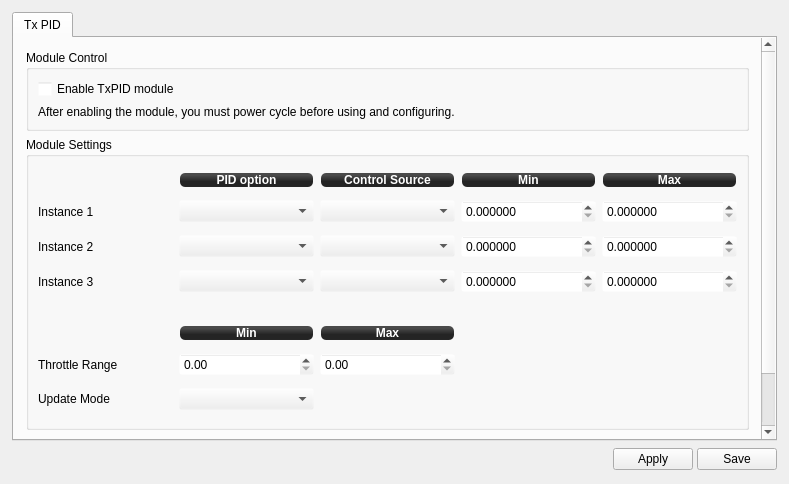
Above: ground/gcs/src/plugins/config/txpid.ui from d-ronin/dRonin before the change. Below: the same form after it.
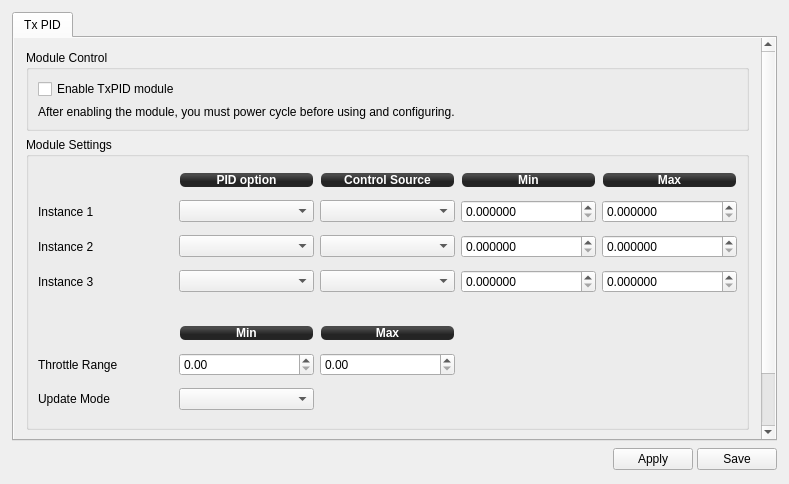
That is the form after the change. Icons and pictures are not drawn.

Commit message: gcs, txpidwidget: Remove superfluous markup.

What changed in the file:
```diff
--- a/ground/gcs/src/plugins/config/txpid.ui
+++ b/ground/gcs/src/plugins/config/txpid.ui
@@ -38,70 +38,6 @@
        </property>
        <item>
         <widget class="QScrollArea" name="scrollArea">
-         <property name="palette">
-          <palette>
-           <active>
-            <colorrole role="Base">
-             <brush brushstyle="SolidPattern">
-              <color alpha="255">
-               <red>255</red>
-               <green>255</green>
-               <blue>255</blue>
-              </color>
-             </brush>
-            </colorrole>
-            <colorrole role="Window">
-             <brush brushstyle="SolidPattern">
-              <color alpha="0">
-               <red>232</red>
-               <green>232</green>
-               <blue>232</blue>
-              </color>
-             </brush>
-            </colorrole>
-           </active>
-           <inactive>
-            <colorrole role="Base">
-             <brush brushstyle="SolidPattern">
-              <color alpha="255">
-               <red>255</red>
-               <green>255</green>
-               <blue>255</blue>
-              </color>
-             </brush>
-            </colorrole>
-            <colorrole role="Window">
-             <brush brushstyle="SolidPattern">
-              <color alpha="0">
-               <red>232</red>
-               <green>232</green>
-               <blue>232</blue>
-              </color>
-             </brush>
-            </colorrole>
-           </inactive>
-           <disabled>
-            <colorrole role="Base">
-             <brush brushstyle="SolidPattern">
-              <color alpha="0">
-               <red>232</red>
-               <green>232</green>
-               <blue>232</blue>
-              </color>
-             </brush>
-            </colorrole>
-            <colorrole role="Window">
-             <brush brushstyle="SolidPattern">
-              <color alpha="0">
-               <red>232</red>
-               <green>232</green>
-               <blue>232</blue>
-              </color>
-             </brush>
-            </colorrole>
-           </disabled>
-          </palette>
-         </property>
          <property name="frameShape">
           <enum>QFrame::NoFrame</enum>
          </property>
@@ -113,8 +49,8 @@
            <rect>
             <x>0</x>
             <y>0</y>
-            <width>745</width>
-            <height>469</height>
+            <width>742</width>
+            <height>450</height>
            </rect>
           </property>
           <layout class="QVBoxLayout" name="verticalLayout_2">
```
Left out of the diff: 34 changed lines with no effect on the pictures.
